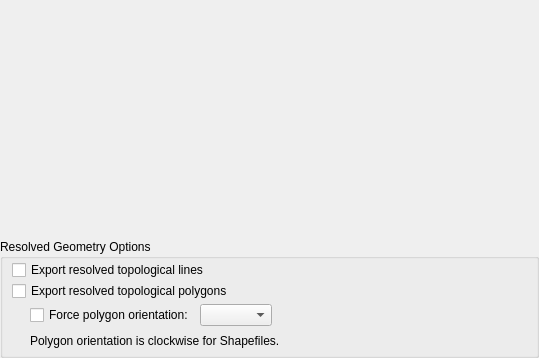
The window that src/qt-widgets/ExportResolvedTopologyOptionsWidgetUi.ui (GPlates/GPlates) describes before a commit, drawn with Qt 5.
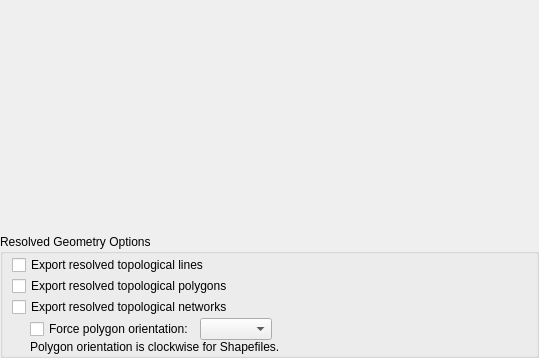
The same window after the commit.

Patch:
```diff
--- a/src/qt-widgets/ExportResolvedTopologyOptionsWidgetUi.ui
+++ b/src/qt-widgets/ExportResolvedTopologyOptionsWidgetUi.ui
@@ -55,6 +55,13 @@
         </property>
        </widget>
       </item>
+      <item>
+       <widget class="QCheckBox" name="export_resolved_networks_checkbox">
+        <property name="text">
+         <string>Export resolved topological networks</string>
+        </property>
+       </widget>
+      </item>
       <item>
        <widget class="QWidget" name="polygon_options" native="true">
         <layout class="QVBoxLayout" name="verticalLayout_3">
```
